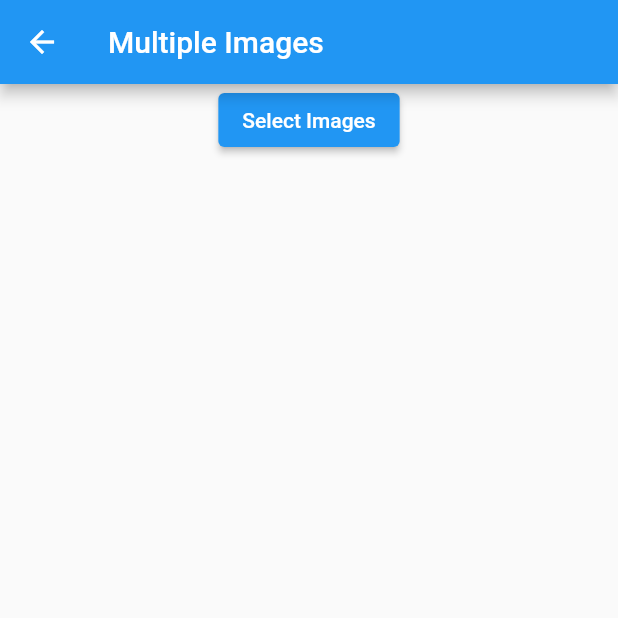
After one commit to EmmanuelBazan/flutter_handle_userPreferences, a Flutter app: the ImagesScreen screen opened directly, after a tap on "Select Images", on a phone screen of 412 x 824 dp, the top half of it. The commit adds this screen. Run offline on Flutter 3.47's test engine with Material 2 defaults, Android fonts, the phone set to English and light mode, and no system bars; our stand-ins replace image_picker.

Commit message:
Upload images screen implementation

```diff
--- a/lib/screens/home.dart
+++ b/lib/screens/home.dart
@@ -9,11 +9,11 @@ class HomeScreen extends StatelessWidget {
   Widget build(BuildContext context) {
     return Scaffold(
       appBar: AppBar(
-        title: const Text("Home"),
+        title: const Text('Settings'),
         centerTitle: true,
       ),
       body: const Center(
-        child: Text('HomeScreen'),
+        child: Text('SettingsScreen'),
       ),
     );
   }
--- /dev/null
+++ b/lib/screens/images.dart
@@ -0,0 +1,75 @@
+import 'dart:io';
+
+import 'package:flutter/material.dart';
+import 'package:image_picker/image_picker.dart';
+
+class ImagesScreen extends StatefulWidget {
+  const ImagesScreen({Key? key}) : super(key: key);
+
+  @override
+  State<ImagesScreen> createState() => _ImagesScreenState();
+}
+
+class _ImagesScreenState extends State<ImagesScreen> {
+  final ImagePicker imagePicker = ImagePicker();
+  List<XFile> imageFileList = [];
+
+  @override
+  Widget build(BuildContext context) {
+    return Scaffold(
+        appBar: AppBar(
+          title: const Text('Multiple Images'),
+        ),
+        body: SafeArea(
+          child: Column(
+            children: [
+              ElevatedButton(
+                onPressed: () {
+                  selectImages();
+                },
+                child: const Text('Select Images'),
+              ),
+              Expanded(
+                child: Padding(
+                    padding: const EdgeInsets.all(8.0),
+                    child: ListView.separated(
+                        itemBuilder: (_, int index) {
+                          return Image.file(
+                            File(imageFileList[index].path),
+                            fit: BoxFit.cover,
+                          );
+                        },
+                        separatorBuilder: (_, int index) => Container(),
+                        itemCount: imageFileList.length)),
+              ),
+            ],
+          ),
+        ));
+  }
+
+  void selectImages() async {
+    final List<XFile> selectedImages = await imagePicker.pickMultiImage();
+    if (selectedImages.isNotEmpty) {
+      if (selectedImages.length <= 3) {
+        imageFileList.addAll(selectedImages);
+      } else {
+        // showDialog(
+        //     context: context,
+        //     builder: (_) {
+        //       return const AlertDialog(
+        //         content: Center(child: Text('Limite de 3 imagenes')),
+        //       );
+        //     });
+        var snackBar = const SnackBar(
+          content: Text('Limite de 3 imagenes'),
+          backgroundColor: Colors.red,
+        );
+        // Step 3
+        ScaffoldMessenger.of(context).showSnackBar(snackBar);
+      }
+    }
+
+    print("Image List Length:" + imageFileList.length.toString());
+    setState(() {});
+  }
+}
--- a/pubspec.yaml
+++ b/pubspec.yaml
@@ -35,6 +35,7 @@ dependencies:
   # The following adds the Cupertino Icons font to your application.
   # Use with the CupertinoIcons class for iOS style icons.
   cupertino_icons: ^1.0.2
+  image_picker: ^1.0.2
 
 dev_dependencies:
   flutter_test:
```
Also changed, not shown: pubspec.lock, 7 other files.
